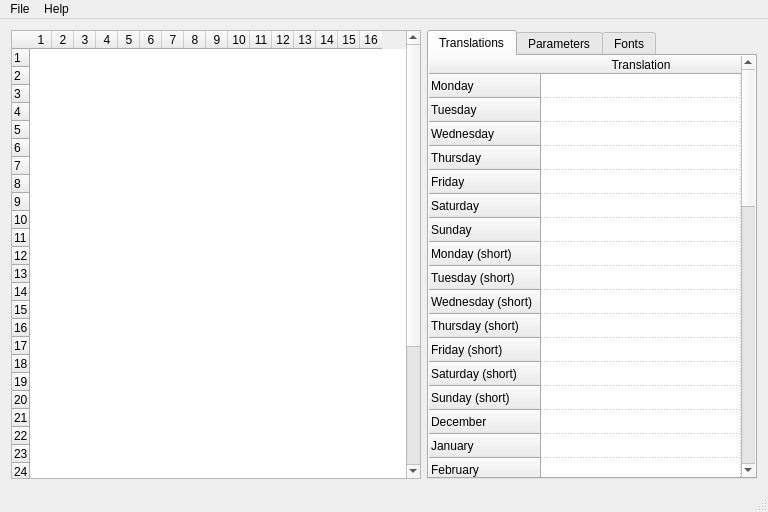
WiseLord/matrixclock, file editor/mainwindow.ui: the form before one commit.
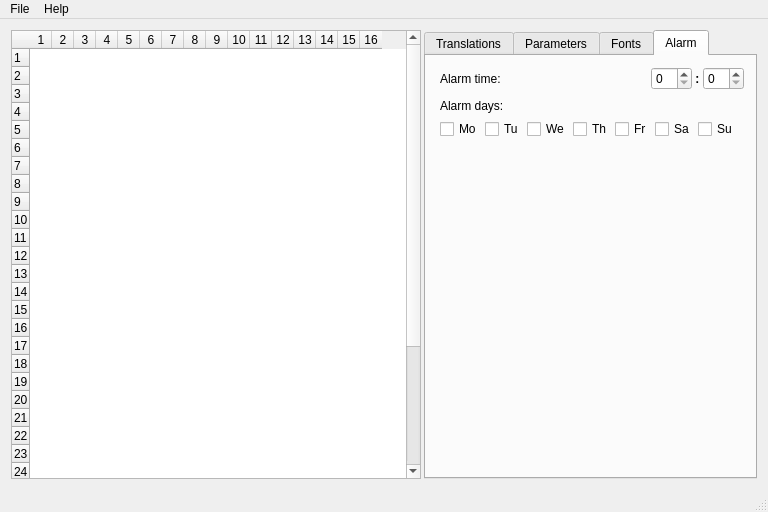
The form after the commit. The open tabs and pages were chosen to show the change. Custom widgets are drawn as their Qt base class.

Commit message: editor: alarm support

What changed in the file:
```diff
--- a/editor/mainwindow.ui
+++ b/editor/mainwindow.ui
@@ -808,6 +808,192 @@
         </item>
        </layout>
       </widget>
+      <widget class="QWidget" name="tabAlarm">
+       <attribute name="title">
+        <string>Alarm</string>
+       </attribute>
+       <layout class="QVBoxLayout" name="verticalLayout_6">
+        <item>
+         <widget class="QWidget" name="wgtAlarmTime" native="true">
+          <layout class="QHBoxLayout" name="horizontalLayout_25" stretch="1,0,0,0">
+           <property name="spacing">
+            <number>0</number>
+           </property>
+           <property name="leftMargin">
+            <number>3</number>
+           </property>
+           <property name="topMargin">
+            <number>0</number>
+           </property>
+           <property name="rightMargin">
+            <number>0</number>
+           </property>
+           <property name="bottomMargin">
+            <number>0</number>
+           </property>
+           <item>
+            <widget class="QLabel" name="lblAlarm">
+             <property name="text">
+              <string>Alarm time:</string>
+             </property>
+            </widget>
+           </item>
+           <item>
+            <widget class="TimeSpinBox" name="sbxAlarmHour">
+             <property name="maximum">
+              <number>23</number>
+             </property>
+            </widget>
+           </item>
+           <item>
+            <widget class="QLabel" name="lblAlarmColon">
+             <property name="font">
+              <font>
+               <weight>75</weight>
+               <bold>true</bold>
+              </font>
+             </property>
+             <property name="text">
+              <string> : </string>
+             </property>
+            </widget>
+           </item>
+           <item>
+            <widget class="TimeSpinBox" name="sbxAlarmMinute">
+             <property name="maximum">
+              <number>59</number>
+             </property>
+            </widget>
+           </item>
+          </layout>
+         </widget>
+        </item>
+        <item>
+         <widget class="QWidget" name="wgtAlarmDays" native="true">
+          <layout class="QVBoxLayout" name="verticalLayout_5">
+           <property name="spacing">
+            <number>-1</number>
+           </property>
+           <property name="leftMargin">
+            <number>3</number>
+           </property>
+           <property name="topMargin">
+            <number>3</number>
+           </property>
+           <property name="rightMargin">
+            <number>6</number>
+           </property>
+           <property name="bottomMargin">
+            <number>6</number>
+           </property>
+           <item>
+            <widget class="QLabel" name="lblAlarmDays">
+             <property name="text">
+              <string>Alarm days:</string>
+             </property>
+            </widget>
+           </item>
+           <item>
+            <widget class="QWidget" name="wgtAlarmWeek" native="true">
+             <layout class="QHBoxLayout" name="horizontalLayout_4">
+              <property name="spacing">
+               <number>3</number>
+              </property>
+              <property name="leftMargin">
+               <number>0</number>
+              </property>
+              <property name="topMargin">
+               <number>0</number>
+              </property>
+              <property name="rightMargin">
+               <number>0</number>
+              </property>
+              <property name="bottomMargin">
+               <number>0</number>
+              </property>
+              <item>
+               <widget class="QCheckBox" name="cbxAlarmMo">
+                <property name="text">
+                 <string>Mo</string>
+                </property>
+               </widget>
+              </item>
+              <item>
+               <widget class="QCheckBox" name="cbxAlarmTu">
+                <property name="text">
+                 <string>Tu</string>
+                </property>
+               </widget>
+              </item>
+              <item>
+               <widget class="QCheckBox" name="cbxAlarmWe">
+                <property name="text">
+                 <string>We</string>
+                </property>
+               </widget>
+              </item>
+              <item>
+               <widget class="QCheckBox" name="cbxAlarmTh">
+                <property name="text">
+                 <string>Th</string>
+                </property>
+               </widget>
+              </item>
+              <item>
+               <widget class="QCheckBox" name="cbxAlarmFr">
+                <property name="text">
+                 <string>Fr</string>
+                </property>
+               </widget>
+              </item>
+              <item>
+               <widget class="QCheckBox" name="cbxAlarmSa">
+                <property name="text">
+                 <string>Sa</string>
+                </property>
+               </widget>
+              </item>
+              <item>
+               <widget class="QCheckBox" name="cbxAlarmSu">
+                <property name="text">
+                 <string>Su</string>
+                </property>
+               </widget>
+              </item>
+              <item>
+               <spacer name="hspAlarmWeek">
+                <property name="orientation">
+                 <enum>Qt::Horizontal</enum>
+                </property>
+                <property name="sizeHint" stdset="0">
+                 <size>
+                  <width>40</width>
+                  <height>20</height>
+                 </size>
+                </property>
+               </spacer>
+              </item>
+             </layout>
+            </widget>
+           </item>
+          </layout>
+         </widget>
+        </item>
+        <item>
+         <spacer name="verticalSpacer">
+          <property name="orientation">
+           <enum>Qt::Vertical</enum>
+          </property>
+          <property name="sizeHint" stdset="0">
+           <size>
+            <width>20</width>
+            <height>334</height>
+           </size>
+          </property>
+         </spacer>
+        </item>
+       </layout>
+      </widget>
      </widget>
     </item>
    </layout>
@@ -875,6 +1061,13 @@
   </action>
  </widget>
  <layoutdefault spacing="6" margin="11"/>
+ <customwidgets>
+  <customwidget>
+   <class>TimeSpinBox</class>
+   <extends>QSpinBox</extends>
+   <header>timespinbox.h</header>
+  </customwidget>
+ </customwidgets>
  <resources/>
  <connections>
   <connection>
```
Left out of the diff: 157 changed lines with no effect on the pictures. The commit also changes 4 other files.
